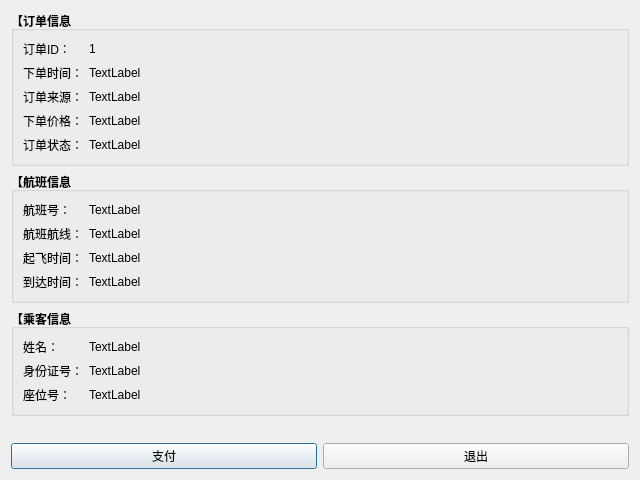
Before: the Qt Designer form FlightTicketClient/pages/OrdersPage/OrderDetailDialog.ui in n-ss1m-1/FlightTicketSystem, drawn with Qt 5.
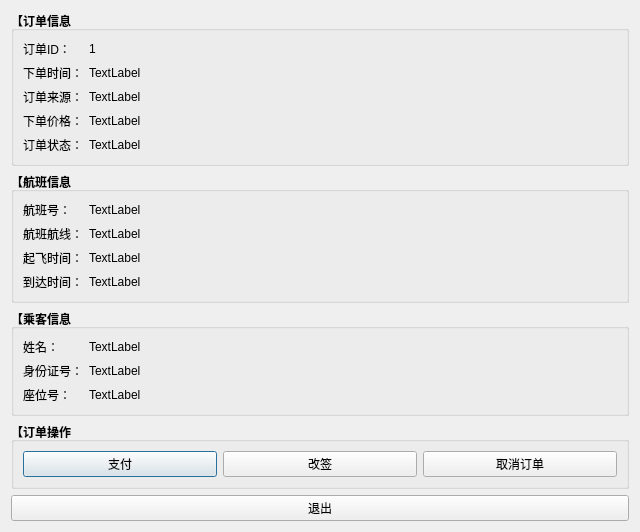
After: the same form once the commit is applied.

Commit message: 将取消订单功能从订单页面移至订单详情页面

What changed in the file:
```diff
--- a/FlightTicketClient/pages/OrdersPage/OrderDetailDialog.ui
+++ b/FlightTicketClient/pages/OrdersPage/OrderDetailDialog.ui
@@ -358,14 +358,57 @@
     </spacer>
    </item>
    <item>
-    <layout class="QHBoxLayout" name="horizontalLayout_2">
+    <widget class="QGroupBox" name="groupBox_4">
+     <property name="font">
+      <font>
+       <bold>true</bold>
+      </font>
+     </property>
+     <property name="title">
+      <string>【订单操作】</string>
+     </property>
+     <layout class="QHBoxLayout" name="horizontalLayout">
      <item>
       <widget class="QPushButton" name="btnPay">
+        <property name="font">
+         <font>
+          <bold>false</bold>
+         </font>
+        </property>
        <property name="text">
         <string>支付</string>
        </property>
       </widget>
      </item>
+      <item>
+       <widget class="QPushButton" name="pushButton">
+        <property name="font">
+         <font>
+          <bold>false</bold>
+         </font>
+        </property>
+        <property name="text">
+         <string>改签</string>
+        </property>
+       </widget>
+      </item>
+      <item>
+       <widget class="QPushButton" name="btnCancel">
+        <property name="font">
+         <font>
+          <bold>false</bold>
+         </font>
+        </property>
+        <property name="text">
+         <string>取消订单</string>
+        </property>
+       </widget>
+      </item>
+     </layout>
+    </widget>
+   </item>
+   <item>
+    <layout class="QHBoxLayout" name="horizontalLayout_2">
      <item>
       <widget class="QPushButton" name="btnExit">
        <property name="text">
```
Lines whose indentation alone changed are shown as unchanged. The commit also changes 5 other files.
